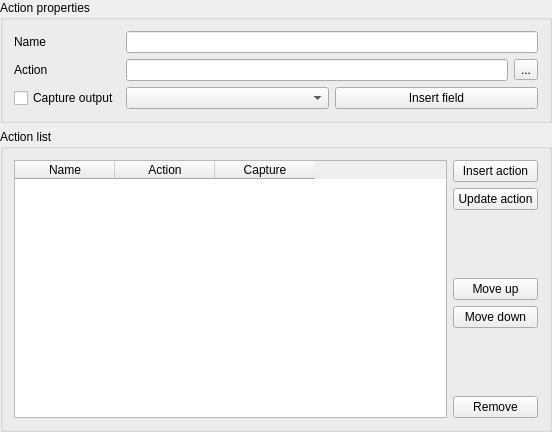
This is qgis/src/ui/qgsattributeactiondialogbase.ui in sourcepole/qgis as Qt 5 draws it before an edit. The edited form follows.
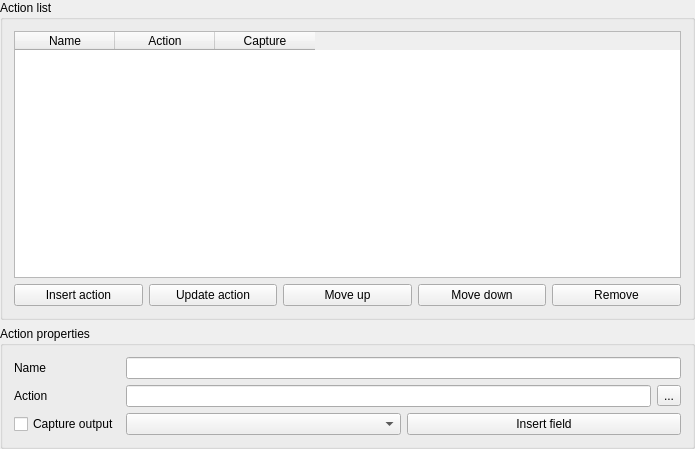
This is the edited form.

Commit message: Layout cleanups for actions widget

What changed in the file:
```diff
--- a/qgis/src/ui/qgsattributeactiondialogbase.ui
+++ b/qgis/src/ui/qgsattributeactiondialogbase.ui
@@ -6,8 +6,8 @@
    <rect>
     <x>0</x>
     <y>0</y>
-    <width>552</width>
-    <height>432</height>
+    <width>695</width>
+    <height>449</height>
    </rect>
   </property>
   <property name="sizePolicy">
@@ -19,11 +19,107 @@
   <property name="windowTitle">
    <string>Attribute Actions</string>
   </property>
-  <layout class="QGridLayout" name="gridLayout_3">
+  <layout class="QGridLayout" name="gridLayout_2">
    <property name="margin">
     <number>0</number>
    </property>
    <item row="0" column="0">
+    <widget class="QGroupBox" name="groupBox_2">
+     <property name="title">
+      <string>Action list</string>
+     </property>
+     <layout class="QGridLayout" name="gridLayout_3">
+      <item row="0" column="0" colspan="5">
+       <widget class="QTableWidget" name="attributeActionTable">
+        <property name="sizePolicy">
+         <sizepolicy hsizetype="Expanding" vsizetype="Expanding">
+          <horstretch>0</horstretch>
+          <verstretch>0</verstretch>
+         </sizepolicy>
+        </property>
+        <property name="whatsThis">
+         <string>This list contains all actions that have been defined for the current layer. Add actions by entering the details in the controls below and then pressing the Insert action button. Actions can be edited here by double clicking on the item.</string>
+        </property>
+        <property name="selectionMode">
+         <enum>QAbstractItemView::SingleSelection</enum>
+        </property>
+        <property name="selectionBehavior">
+         <enum>QAbstractItemView::SelectRows</enum>
+        </property>
+        <property name="columnCount">
+         <number>3</number>
+        </property>
+        <column>
+         <property name="text">
+          <string>Name</string>
+         </property>
+        </column>
+        <column>
+         <property name="text">
+          <string>Action</string>
+         </property>
+        </column>
+        <column>
+         <property name="text">
+          <string>Capture</string>
+         </property>
+        </column>
+       </widget>
+      </item>
+      <item row="1" column="0">
+       <widget class="QPushButton" name="insertButton">
+        <property name="toolTip">
+         <string>Inserts the action into the list above</string>
+        </property>
+        <property name="text">
+         <string>Insert action</string>
+        </property>
+       </widget>
+      </item>
+      <item row="1" column="1">
+       <widget class="QPushButton" name="updateButton">
+        <property name="toolTip">
+         <string>Update the selected action</string>
+        </property>
+        <property name="text">
+         <string>Update action</string>
+        </property>
+       </widget>
+      </item>
+      <item row="1" column="2">
+       <widget class="QPushButton" name="moveUpButton">
+        <property name="toolTip">
+         <string>Move the selected action up</string>
+        </property>
+        <property name="text">
+         <string>Move up</string>
+        </property>
+       </widget>
+      </item>
+      <item row="1" column="3">
+       <widget class="QPushButton" name="moveDownButton">
+        <property name="toolTip">
+         <string>Move the selected action down</string>
+        </property>
+        <property name="text">
+         <string>Move down</string>
+        </property>
+       </widget>
+      </item>
+      <item row="1" column="4">
+       <widget class="QPushButton" name="removeButton">
+        <property name="toolTip">
+         <string>Remove the selected action</string>
+        </property>
+        <property name="text">
+         <string>Remove</string>
+        </property>
+       </widget>
+      </item>
+     </layout>
+    </widget>
+   </item>
+   <item row="1" column="0">
     <widget class="QGroupBox" name="groupBox">
      <property name="title">
       <string>Action properties</string>
@@ -132,134 +228,6 @@
      </layout>
     </widget>
    </item>
-   <item row="1" column="0">
-    <widget class="QGroupBox" name="groupBox_2">
-     <property name="title">
-      <string>Action list</string>
-     </property>
-     <layout class="QGridLayout" name="gridLayout_2">
-      <item row="0" column="0" rowspan="7">
-       <widget class="QTableWidget" name="attributeActionTable">
-        <property name="sizePolicy">
-         <sizepolicy hsizetype="Expanding" vsizetype="Expanding">
-          <horstretch>0</horstretch>
-          <verstretch>0</verstretch>
-         </sizepolicy>
-        </property>
-        <property name="whatsThis">
-         <string>This list contains all actions that have been defined for the current layer. Add actions by entering the details in the controls below and then pressing the Insert action button. Actions can be edited here by double clicking on the item.</string>
-        </property>
-        <property name="selectionMode">
-         <enum>QAbstractItemView::SingleSelection</enum>
-        </property>
-        <property name="selectionBehavior">
-         <enum>QAbstractItemView::SelectRows</enum>
-        </property>
-        <property name="columnCount">
-         <number>3</number>
-        </property>
-        <column>
-         <property name="text">
-          <string>Name</string>
-         </property>
-        </column>
-        <column>
-         <property name="text">
-          <string>Action</string>
-         </property>
-        </column>
-        <column>
-         <property name="text">
-          <string>Capture</string>
-         </property>
-        </column>
-       </widget>
-      </item>
-      <item row="0" column="1">
-       <widget class="QPushButton" name="insertButton">
-        <property name="toolTip">
-         <string>Inserts the action into the list above</string>
-        </property>
-        <property name="text">
-         <string>Insert action</string>
-        </property>
-       </widget>
-      </item>
-      <item row="1" column="1">
-       <widget class="QPushButton" name="updateButton">
-        <property name="toolTip">
-         <string>Update the selected action</string>
-        </property>
-        <property name="text">
-         <string>Update action</string>
-        </property>
-       </widget>
-      </item>
-      <item row="2" column="1">
-       <spacer>
-        <property name="orientation">
-         <enum>Qt::Vertical</enum>
-        </property>
-        <property name="sizeType">
-         <enum>QSizePolicy::Expanding</enum>
-        </property>
-        <property name="sizeHint" stdset="0">
-         <size>
-          <width>85</width>
-          <height>35</height>
-         </size>
-        </property>
-       </spacer>
-      </item>
-      <item row="3" column="1">
-       <widget class="QPushButton" name="moveUpButton">
-        <property name="toolTip">
-         <string>Move the selected action up</string>
-        </property>
-        <property name="text">
-         <string>Move up</string>
-        </property>
-       </widget>
-      </item>
-      <item row="4" column="1">
-       <widget class="QPushButton" name="moveDownButton">
-        <property name="toolTip">
-         <string>Move the selected action down</string>
-        </property>
-        <property name="text">
-         <string>Move down</string>
-        </property>
-       </widget>
-      </item>
-      <item row="5" column="1">
-       <spacer>
-        <property name="orientation">
-         <enum>Qt::Vertical</enum>
-        </property>
-        <property name="sizeType">
-         <enum>QSizePolicy::Expanding</enum>
-        </property>
-        <property name="sizeHint" stdset="0">
-         <size>
-          <width>85</width>
-          <height>41</height>
-         </size>
-        </property>
-       </spacer>
-      </item>
-      <item row="6" column="1">
-       <widget class="QPushButton" name="removeButton">
-        <property name="toolTip">
-         <string>Remove the selected action</string>
-        </property>
-        <property name="text">
-         <string>Remove</string>
-        </property>
-       </widget>
-      </item>
-     </layout>
-    </widget>
-   </item>
   </layout>
  </widget>
  <layoutdefault spacing="6" margin="11"/>
```
Left out of the diff: 12 changed lines with no effect on the pictures.
